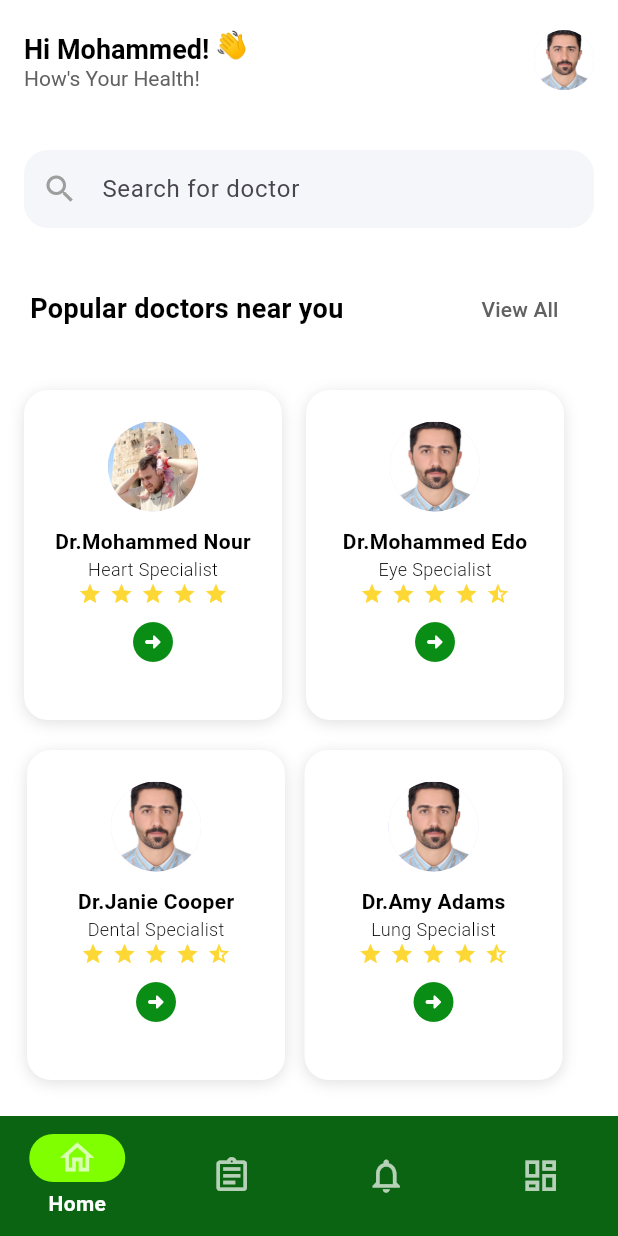
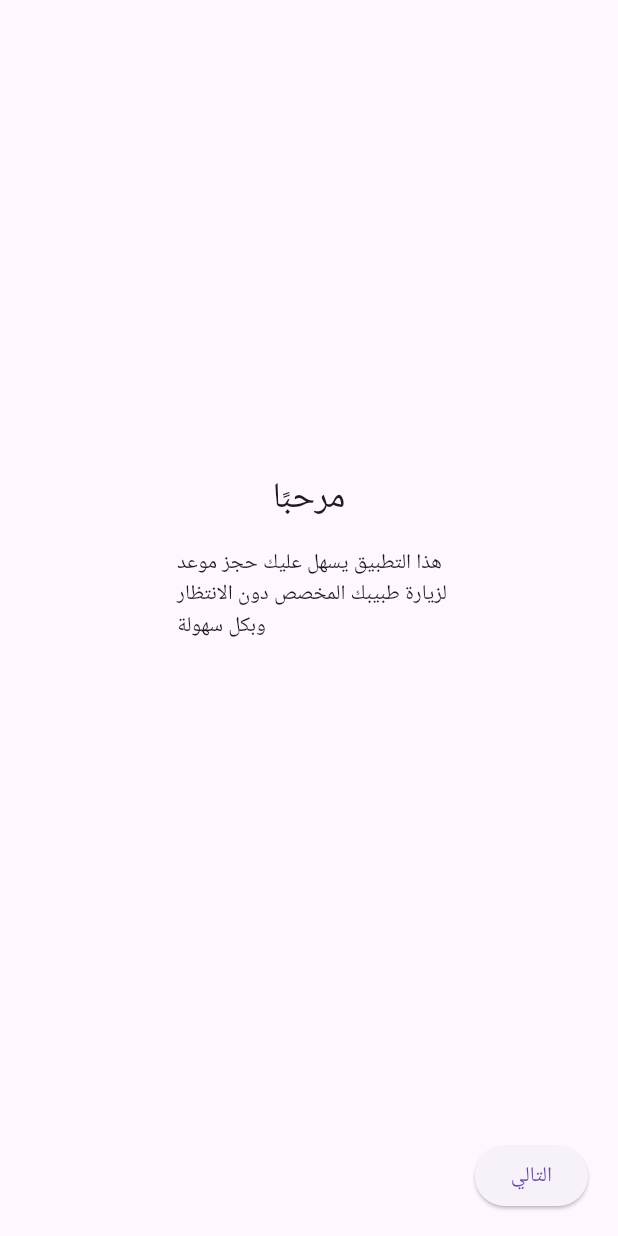
Before and after one commit to ABOBASHAR/doctor_mohammed_clinic, a Flutter app: the screen it shows after launch, on a phone screen of 412 x 824 dp. Run offline on Flutter 3.47's test engine with Material 3 defaults, Android fonts, the phone set to English and light mode, and no system bars; our stand-ins replace shared_preferences; missing offline and left inert: doctor_mohammed_clinic; Roboto replaces fonts that are missing (Poppins).

Commit message:
Add files via upload
login page adding
by kokash

```diff
--- a/lib/main.dart
+++ b/lib/main.dart
@@ -1,23 +1,31 @@
 import 'package:flutter/material.dart';
-import 'Screens/home.dart';
+import 'package:flutter_application_5/homescreen.dart';
+import 'package:flutter_application_5/onboardingscreen.dart';
+import 'package:flutter_application_5/splashscreen.dart';
+
 void main() {
-  runApp(const MainScreen());
+  runApp(MyApp());
 }
+class MyApp extends StatelessWidget {
+  const MyApp({super.key});
 
-class MainScreen extends StatefulWidget {
-  const MainScreen({super.key});
-
-  @override
-  State<MainScreen> createState() => _MainScreenState();
-}
-
-class _MainScreenState extends State<MainScreen> {
   @override
   Widget build(BuildContext context) {
     return MaterialApp(
       debugShowCheckedModeBanner: false,
-      title: "Doctor Mohammed Clinic",
-      home: Home(),
+      title: 'Doctune',
+      theme: ThemeData(
+        primarySwatch: Colors.blue,
+        fontFamily: 'Poppins',
+      ),
+
+      initialRoute: '/',
+      routes: {
+        '/': (context) => SplashScreen(),
+        '/onboarding': (context) => OnboardingScreen(),
+        '/home': (context) => Homescreen(),
+      },
+
     );
   }
 }
--- /dev/null
+++ b/lib/onboardingscreen.dart
@@ -0,0 +1,105 @@
+import 'package:flutter/material.dart';
+import 'package:shared_preferences/shared_preferences.dart';
+
+class OnboardingScreen extends StatefulWidget {
+  @override
+  _OnboardingScreenState createState() => _OnboardingScreenState();
+}
+
+class _OnboardingScreenState extends State<OnboardingScreen> {
+  final PageController controller = PageController();
+  int currentPage = 0;
+
+  final List<Map<String, String>> pages = [
+    {"title": "مرحبًا", "subtitle": " هذا التطبيق يسهل عليك حجز موعد\n لزيارة طبيبك المخصص دون الانتظار\n وبكل سهولة "},
+    {"title": " كيفية الدخول ", "subtitle": " للبدء عليك تسجيل الدخول اولا\n ومن ثم متابعة الحجز  "},
+    {"title": "ابدأ الآن", "subtitle": "اضغط للمتابعة"},
+  ];
+
+  void finishOnboarding(BuildContext context) async {
+    SharedPreferences prefs = await SharedPreferences.getInstance();
+    await prefs.setBool('seen', true);
+    Navigator.of(context).pushReplacementNamed('/home');
+  }
+
+  void nextPage() {
+    if (currentPage < pages.length - 1) {
+      controller.nextPage(duration: Duration(milliseconds: 300), curve: Curves.ease);
+    }
+  }
+
+  void prevPage() {
+    if (currentPage > 0) {
+      controller.previousPage(duration: Duration(milliseconds: 300), curve: Curves.ease);
+    }
+  }
+
+  @override
+  void initState() {
+    super.initState();
+    controller.addListener(() {
+      setState(() {
+        currentPage = controller.page?.round() ?? 0;
+      });
+    });
+  }
+
+  @override
+  Widget build(BuildContext context) {
+    return Scaffold(
+      body: Column(
+        children: [
+          Expanded(
+            child: PageView.builder(
+              controller: controller,
+              itemCount: pages.length,
+              itemBuilder: (context, index) {
+                final page = pages[index];
+                return onboardingPage(page["title"]!, page["subtitle"]!);
+              },
+            ),
+          ),
+          Padding(
+            padding: const EdgeInsets.symmetric(horizontal: 20, vertical: 16),
+            child: Row(
+              mainAxisAlignment: MainAxisAlignment.spaceBetween,
+              children: [
+                if (currentPage > 0)
+                  ElevatedButton(
+                    onPressed: prevPage,
+                    child: Text("السابق"),
+                  )
+                else
+                  SizedBox(width: 100), // مكان فاضي بدل زر "السابق" في أول صفحة
+
+                if (currentPage == pages.length - 1)
+                  ElevatedButton(
+                    onPressed: () => finishOnboarding(context),
+                    child: Text("ابدأ"),
+                  )
+                else
+                  ElevatedButton(
+                    onPressed: nextPage,
+                    child: Text("التالي"),
+                  ),
+              ],
+            ),
+          ),
+        ],
+      ),
+    );
+  }
+
+  Widget onboardingPage(String title, String subtitle) {
+    return Center(
+      child: Column(
+        mainAxisAlignment: MainAxisAlignment.center,
+        children: [
+          Text(title, style: TextStyle(fontSize: 24)),
+          SizedBox(height: 16),
+          Text(subtitle),
+        ],
+      ),
+    );
+  }
+}
```
Also changed, not shown: lib/homescreen.dart (added, +121 -0 lines), lib/kalb.dart (added, +14 -0 lines), lib/splashscreen.dart (added, +33 -0 lines), pubspec.yaml (+6 -5 lines), assets/background.jpg (added), pubspec.lock, web_entrypoint.dart (added), 8 other files.
